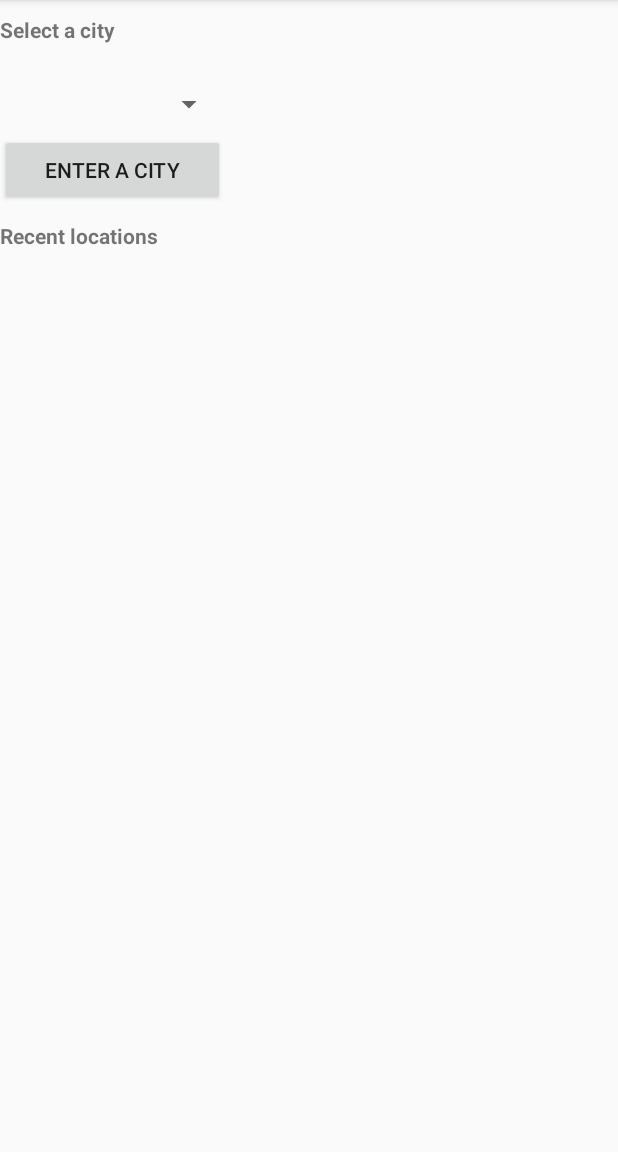
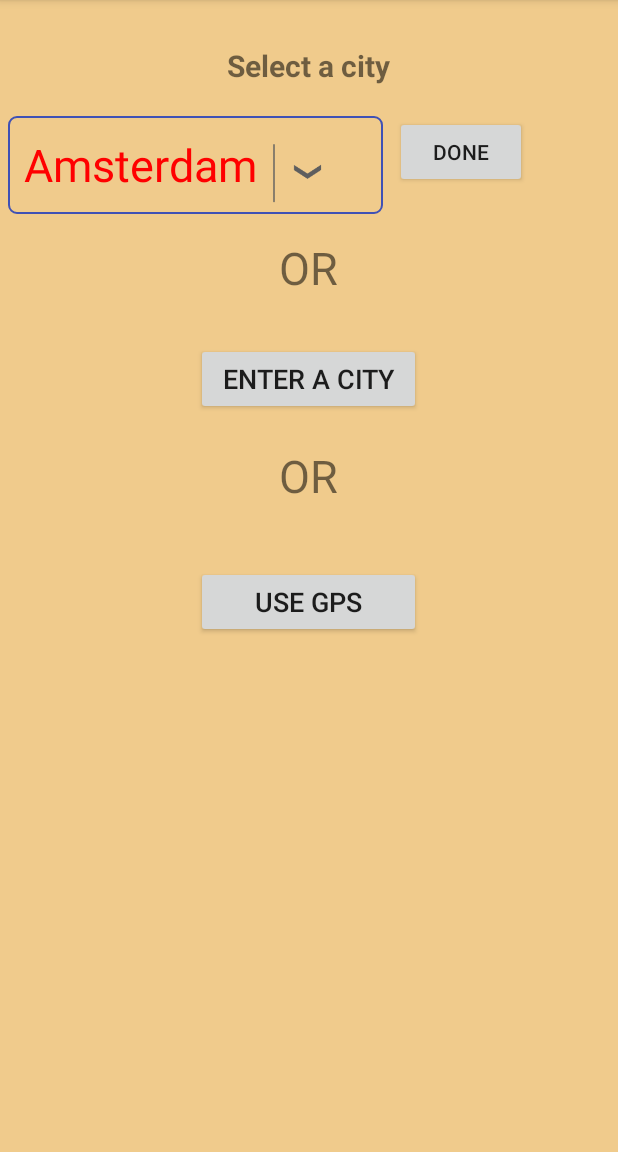
Before and after one commit to alchemist009/Android, an Android app: the LocationActivity screen opened directly, with no data from a screen before it, on a phone screen of 412 x 824 dp, the part 84-1236 px from its top. Run offline under Robolectric (Android 15) with nearby library versions, the phone set to English and light mode, and no system bars.

Commit message:
Some major fixes:
* Changed the location activity drastically
* Removed the GPS toggle
* Added Spinner and populated with sorted cities from a text file
* Still need to fix City change in onResume of main activity

```diff
--- a/WeatherApp/app/src/main/java/com/example/wra1th/weatherapp/LocationActivity.java
+++ b/WeatherApp/app/src/main/java/com/example/wra1th/weatherapp/LocationActivity.java
@@ -17,8 +17,11 @@ import android.os.Bundle;
 import android.text.InputType;
 import android.util.Log;
 import android.view.View;
+import android.widget.AdapterView;
+import android.widget.ArrayAdapter;
 import android.widget.Button;
 import android.widget.EditText;
+import android.widget.Spinner;
 import android.widget.TextView;
 import android.widget.Toast;
 
@@ -26,6 +29,12 @@ import com.google.android.gms.location.FusedLocationProviderClient;
 import com.google.android.gms.tasks.OnFailureListener;
 import com.google.android.gms.tasks.OnSuccessListener;
 
+
+import java.io.BufferedReader;
+import java.io.IOException;
+import java.io.InputStreamReader;
+import java.util.Collections;
+import java.util.Vector;
 
 import static com.google.android.gms.location.LocationServices.getFusedLocationProviderClient;
 
@@ -35,6 +44,8 @@ public class LocationActivity extends AppCompatActivity implements View.OnClickL
     double longitude;
     Intent cityIntent;
     boolean cityTextFlag = false;
+    private boolean isSpinnerClicked = false;
+    Spinner city_spinner;
 
 
     public void onCreate(Bundle savedInstanceState) {
@@ -43,7 +54,16 @@ public class LocationActivity extends AppCompatActivity implements View.OnClickL
         getLastLocation();
         cityIntent = new Intent(this, MainActivity.class);
         Button button_city_input = (Button) findViewById(R.id.city_button);
+        city_spinner = (Spinner) findViewById(R.id.city_spinner);
+        Button button_spinner = (Button) findViewById(R.id.done_button);
         button_city_input.setOnClickListener(this);
+        button_spinner.setOnClickListener(this);
+        try {
+            populateSpinner();
+        } catch (IOException e) {
+            e.printStackTrace();
+        }
+        //spinnerClick();
     }
 
 
@@ -143,7 +163,44 @@ public class LocationActivity extends AppCompatActivity implements View.OnClickL
                 showInputDialog();
                 cityIntent.putExtra(MainActivity.CITY_FLAG, cityTextFlag);
                 break;
+            case R.id.done_button :
+                String spinner_city_selected = city_spinner.getSelectedItem().toString();
+                cityIntent.putExtra(MainActivity.CITY_SELECTED, spinner_city_selected);
         }
+    }
 
+//    public void spinnerClick(){
+//
+//        city_spinner.setOnItemSelectedListener(new AdapterView.OnItemSelectedListener() {
+//            @Override
+//            public void onItemSelected(AdapterView<?> adapterView, View view, int i, long l) {
+//
+//            }
+//
+//            @Override
+//            public void onNothingSelected(AdapterView<?> adapterView) {
+//
+//            }
+//        });
+//    }
+
+    public void populateSpinner() throws IOException {
+        Vector<String>str=new Vector<String>();
+        BufferedReader in = new BufferedReader(new InputStreamReader(getAssets().open("newCities.txt")));
+
+        String line = in.readLine();
+        int index = 0;
+        while (line != null) {
+
+            str.add(line);
+            line = in.readLine();
+        }
+        Collections.sort(str);
+        Spinner spinner = (Spinner) findViewById(R.id.city_spinner);
+
+        ArrayAdapter<String> adapter = new ArrayAdapter<String>(this, R.layout.spinner_item,str);
+        spinner.setAdapter(adapter);
     }
+
+
 }
--- /dev/null
+++ b/WeatherApp/app/src/main/res/drawable-xhdpi/spinner_background.xml
@@ -0,0 +1,8 @@
+<?xml version="1.0" encoding="utf-8"?>
+<shape xmlns:android="http://schemas.android.com/apk/res/android">
+    <solid android:color="@android:color/transparent" />
+    <corners android:radius="5dp" />
+    <stroke
+        android:width="1dp"
+        android:color="@color/colorPrimary" />
+</shape>
--- a/WeatherApp/app/src/main/res/layout/activity_location.xml
+++ b/WeatherApp/app/src/main/res/layout/activity_location.xml
@@ -5,46 +5,104 @@
     android:layout_width="match_parent"
     android:layout_height="match_parent"
     tools:context="com.example.wra1th.weatherapp.LocationActivity"
-    android:orientation="vertical">
-
+    android:orientation="vertical"
+    android:background="#f0cb8c">
     <TextView
         android:id="@+id/choose_city"
-        android:layout_width="match_parent"
+        android:layout_width="wrap_content"
         android:layout_height="wrap_content"
         android:fontFamily="sans-serif"
         android:text="@string/choose_city"
+        android:textSize="20sp"
         android:textStyle="bold"
         android:paddingBottom="20dp"
-        android:paddingTop="10dp"/>
+        android:paddingTop="10dp"
+        android:layout_marginTop="20dp"
+        android:layout_gravity="center"/>
 
-    <Spinner
-        android:layout_width="150dp"
+    <LinearLayout
+        android:layout_width="match_parent"
         android:layout_height="wrap_content"
-        android:paddingBottom="40dp"
-        android:id="@+id/city_spinner"
-        android:animateLayoutChanges="true" />
+        android:orientation="horizontal"
+        android:layout_gravity="center">
 
+        <RelativeLayout
+            android:layout_width="250sp"
+            android:layout_height="65sp"
+            android:background="@drawable/spinner_background"
+            android:orientation="horizontal"
+            android:layout_gravity="left"
+            android:layout_marginStart="5sp">
+
+            <Spinner
+                android:id="@+id/city_spinner"
+                android:layout_width="match_parent"
+                android:layout_height="70sp"
+                android:layout_centerVertical="true"
+                android:layout_gravity="center"
+                android:background="@android:color/transparent"
+                android:layout_marginStart="5dp"
+                android:spinnerMode="dropdown" />
+
+            <ImageView
+                android:layout_width="wrap_content"
+                android:layout_height="wrap_content"
+                android:layout_alignParentEnd="true"
+                android:layout_centerVertical="true"
+                android:layout_gravity="center"
+                android:src="@mipmap/wwpz" />
+
+
+        </RelativeLayout>
+
+        <Button
+            android:id="@+id/done_button"
+            android:layout_width="wrap_content"
+            android:layout_height="wrap_content"
+            android:layout_marginStart="8sp"
+            android:text="@string/done"/>
+
+    </LinearLayout>
+
+
+    <TextView
+        android:layout_width="wrap_content"
+        android:layout_height="wrap_content"
+        android:text="@string/or"
+        android:layout_gravity="center"
+        android:textSize="30sp"
+        android:layout_marginTop="15sp"/>
 
     <Button
         android:id="@+id/city_button"
         android:layout_width="150dp"
         android:layout_height="wrap_content"
         android:ems="10"
-        android:text="@string/search_box" />
+        android:text="@string/search_box"
+        android:layout_marginTop="30dp"
+        android:textSize="18sp"
+        android:layout_gravity="center"
+        android:layout_marginBottom="20sp"/>
 
     <TextView
-        android:id="@+id/recent_places"
-        android:layout_width="match_parent"
+        android:layout_width="wrap_content"
         android:layout_height="wrap_content"
-        android:fontFamily="sans-serif"
-        android:paddingBottom="10dp"
-        android:paddingTop="10dp"
-        android:text="@string/recent_places"
-        android:textStyle="bold" />
+        android:text="@string/or"
+        android:layout_gravity="center"
+        android:textSize="30sp"/>
 
-    <ListView
-        android:layout_width="match_parent"
-        android:layout_height="wrap_content">
 
-    </ListView>
+    <Button
+        android:id="@+id/gps_button"
+        android:layout_width="150dp"
+        android:layout_height="wrap_content"
+        android:ems="10"
+        android:text="@string/gps_button"
+        android:layout_marginTop="40dp"
+        android:textSize="18sp"
+        android:layout_gravity="center"
+        android:layout_marginBottom="20sp"/>
+
+
+
 </LinearLayout>
--- /dev/null
+++ b/WeatherApp/app/src/main/res/layout/spinner_item.xml
@@ -0,0 +1,10 @@
+<?xml version="1.0" encoding="utf-8"?>
+<TextView
+    xmlns:android="http://schemas.android.com/apk/res/android"
+    android:layout_width="match_parent"
+    android:layout_height="wrap_content"
+    android:textSize="30sp"
+    android:gravity="left"
+    android:textColor="#FF0000"
+    android:padding="5dip"
+    />
--- a/WeatherApp/app/src/main/res/values/strings.xml
+++ b/WeatherApp/app/src/main/res/values/strings.xml
@@ -21,12 +21,14 @@
 
     <string name="place_not_found">Sorry, no weather data found.</string>
     <string name="title_activity_settings">Settings</string>
-    <string name="gps_toggle_text">Toggle to enable GPS use</string>
     <string name="scale_choice">Choose the desired temperature scale</string>
     <string name="choose_city">Select a city</string>
     <string name="search_box">Enter a city</string>
     <string name="recent_places">Recent locations</string>
     <string name="city_chosen">City</string>
     <string name="set">SET</string>
+    <string name="or">OR</string>
+    <string name="gps_button">Use GPS</string>
+    <string name="done">Done</string>
 
 </resources>
--- a/WeatherApp/app/src/main/res/xml/preferences.xml
+++ b/WeatherApp/app/src/main/res/xml/preferences.xml
@@ -11,7 +11,6 @@
         android:defaultValue="1"
         android:summary="Select the desired unit"
         android:entries="@array/listArray"
-        android:entryValues="@array/listValues"
         android:key="list_preference_1"
         android:title="Temperature Unit" />
 </PreferenceScreen>
```
Also changed, not shown: WeatherApp/app/src/main/assets/newCities.txt (added, +72 -0 lines), WeatherApp/app/src/main/java/com/example/wra1th/weatherapp/MainActivity.java (+9 -5 lines), WeatherApp/app/src/main/java/com/example/wra1th/weatherapp/PreferencesActivity.java (+3 -4 lines), WeatherApp/app/src/main/res/layout/settings_layout.xml (+0 -29 lines), WeatherApp/app/src/main/res/values/arrays.xml (+6 -7 lines), WeatherApp/app/src/main/res/mipmap-hdpi/wwpz.png (added).
